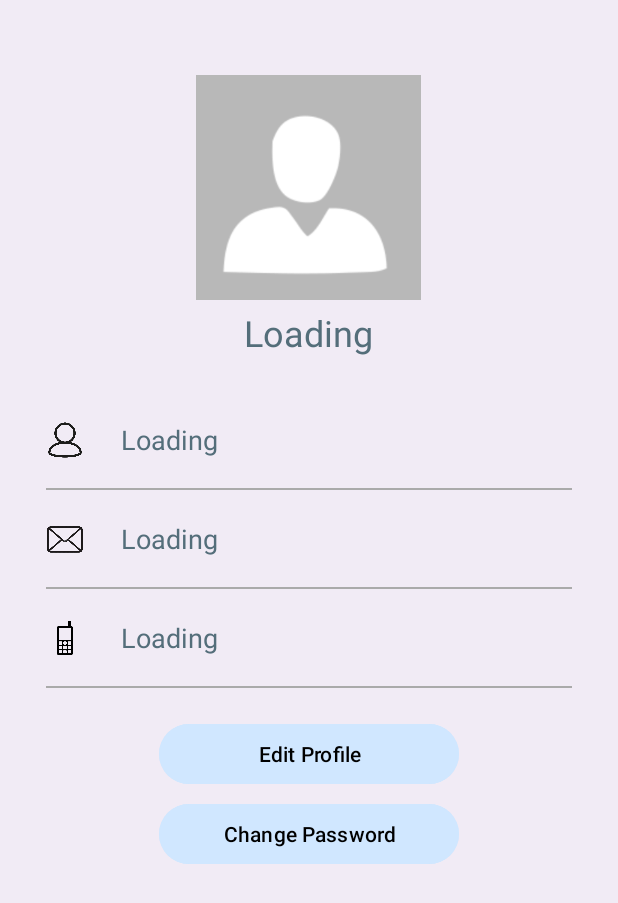
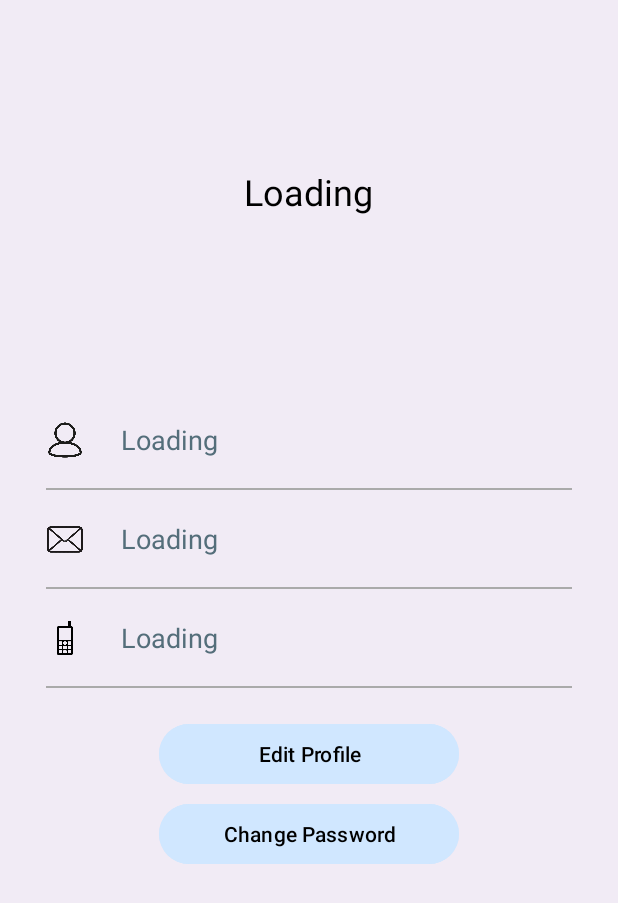
Before and after one commit to Tehilalev/GlowGuide, an Android app: the layout activity_user_profile.xml on its own in the app's theme, with its tools: preview values and no code run, on a phone screen of 412 x 824 dp. Shown: the top 903 px of the screen. Run offline under Robolectric (Android 15) with nearby library versions, the phone set to English and light mode, and no system bars.

Commit message:
personal profile update

```diff
--- a/app/src/main/res/layout/activity_main.xml
+++ b/app/src/main/res/layout/activity_main.xml
@@ -74,7 +74,7 @@
                             android:textColor="#000000" />
 
                         <Button
-                            android:id="@+id/card1bt"
+                            android:id="@+id/skincareBtn"
                             android:layout_width="65dp"
                             android:layout_height="70dp"
                             android:backgroundTint="#CFE6FE"
--- a/app/src/main/res/layout/activity_user_profile.xml
+++ b/app/src/main/res/layout/activity_user_profile.xml
@@ -19,8 +19,10 @@
             android:layout_height="250dp"
             android:background="#F1EBF5"
             android:layoutDirection="ltr"
+            android:gravity="center"
             tools:ignore="UselessParent">
 
+            <!--
             <ImageView
                 android:id="@+id/imageView_profile_dp"
                 android:layout_width="150dp"
@@ -29,18 +31,16 @@
                 android:background="@drawable/no_profile_pic"
                 android:contentDescription="@null"
                 tools:ignore="ImageContrastCheck" />
-
+             -->
             <TextView
                 android:id="@+id/textView_show_welcome"
                 android:layout_width="wrap_content"
                 android:layout_height="wrap_content"
-                android:layout_below="@+id/imageView_profile_dp"
-                android:layout_centerHorizontal="true"
                 android:layout_marginTop="5dp"
                 android:hint="@string/loading"
                 android:textAppearance="@style/TextAppearance.AppCompat.Headline"
-                android:textColor="@color/white"
-                android:textColorHint="#546E7A"/>
+                android:textColor="@color/black"
+                android:textColorHint="#000000" />
         </RelativeLayout>
 
         <RelativeLayout
```
